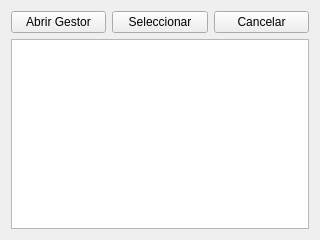
Qt form Vista/ui/Seleccion.ui (Kronos5544/SiGePI) before a commit.
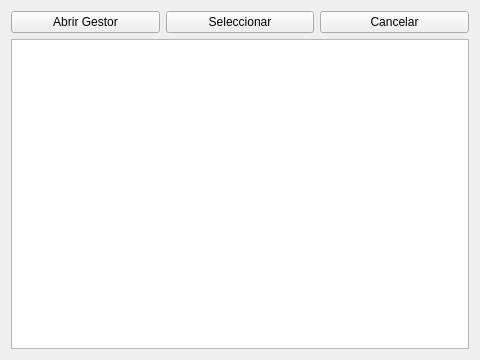
The same form after that commit.

What changed in the file:
```diff
--- a/Vista/ui/Seleccion.ui
+++ b/Vista/ui/Seleccion.ui
@@ -6,10 +6,16 @@
    <rect>
     <x>0</x>
     <y>0</y>
-    <width>320</width>
-    <height>240</height>
+    <width>480</width>
+    <height>360</height>
    </rect>
   </property>
+  <property name="minimumSize">
+   <size>
+    <width>480</width>
+    <height>360</height>
+   </size>
+  </property>
   <property name="windowTitle">
    <string>Form</string>
   </property>
```
